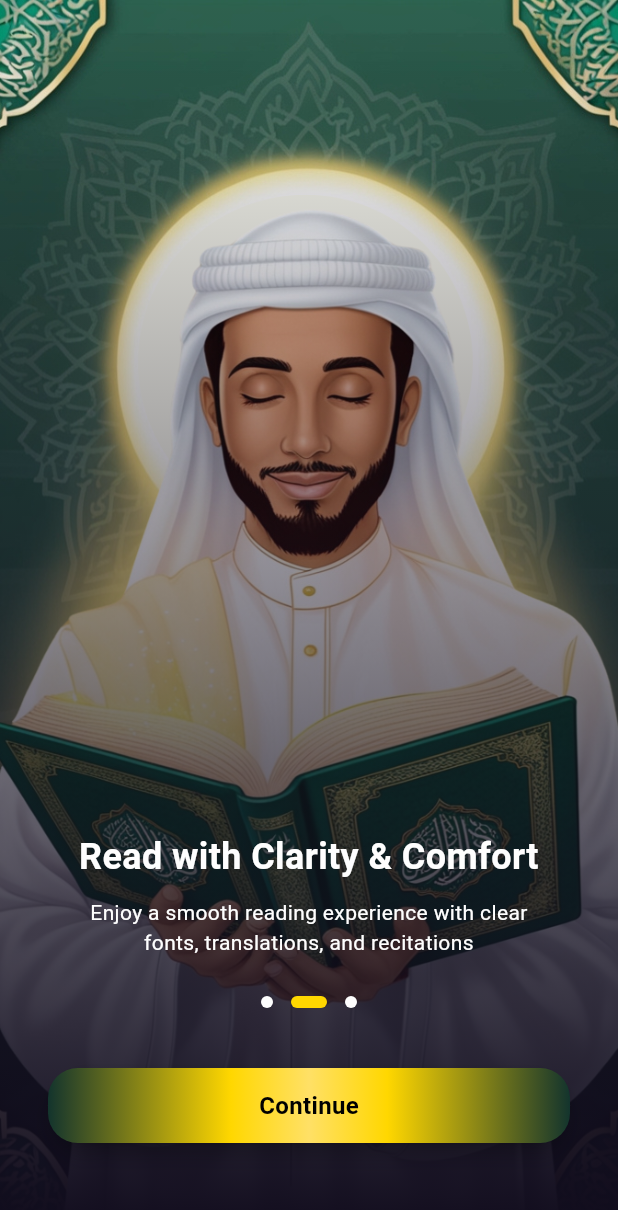
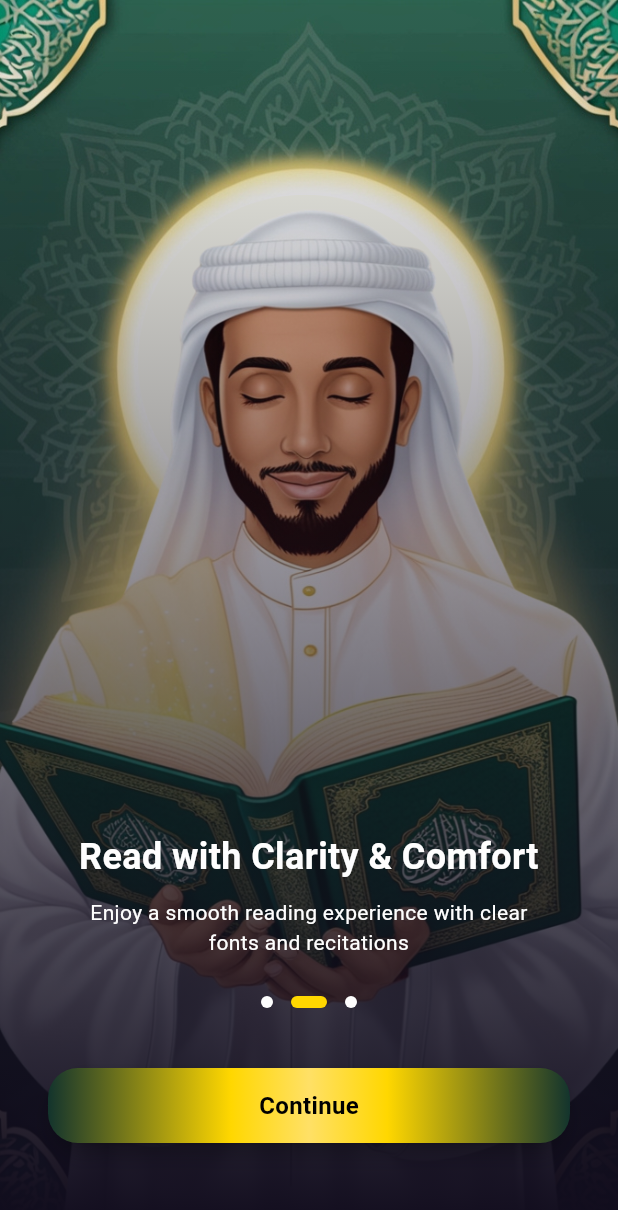
Before and after one commit to ahmadali369/makki-madani-qaida-migrated, a Flutter app: the screen it shows after launch, after a tap on "Continue", on a phone screen of 412 x 824 dp. Shown: the top 1210 px of the screen. Run offline on Flutter 3.47's test engine with Material 3 defaults, Android fonts, the phone set to English and light mode, and no system bars; drawn by our look-alikes of dots_indicator; our stand-ins replace animate_do, audioplayers, geolocator, google_fonts; missing offline and left inert: flutter_qiblah.

Commit message:
fix - pkg name, onbarding screen

```diff
--- a/lib/Boarding Screen/OnboardingScreen.dart
+++ b/lib/Boarding Screen/OnboardingScreen.dart
@@ -299,7 +299,7 @@ List<Onboarding> onboardingList = [
     bgImage: AppAssets.man,
     title: "Read with Clarity & Comfort",
     info:
-        'Enjoy a smooth reading experience with clear fonts, translations, and recitations',
+        'Enjoy a smooth reading experience with clear fonts and recitations',
   ),
   Onboarding(
     bgImage: AppAssets.kid,
```
